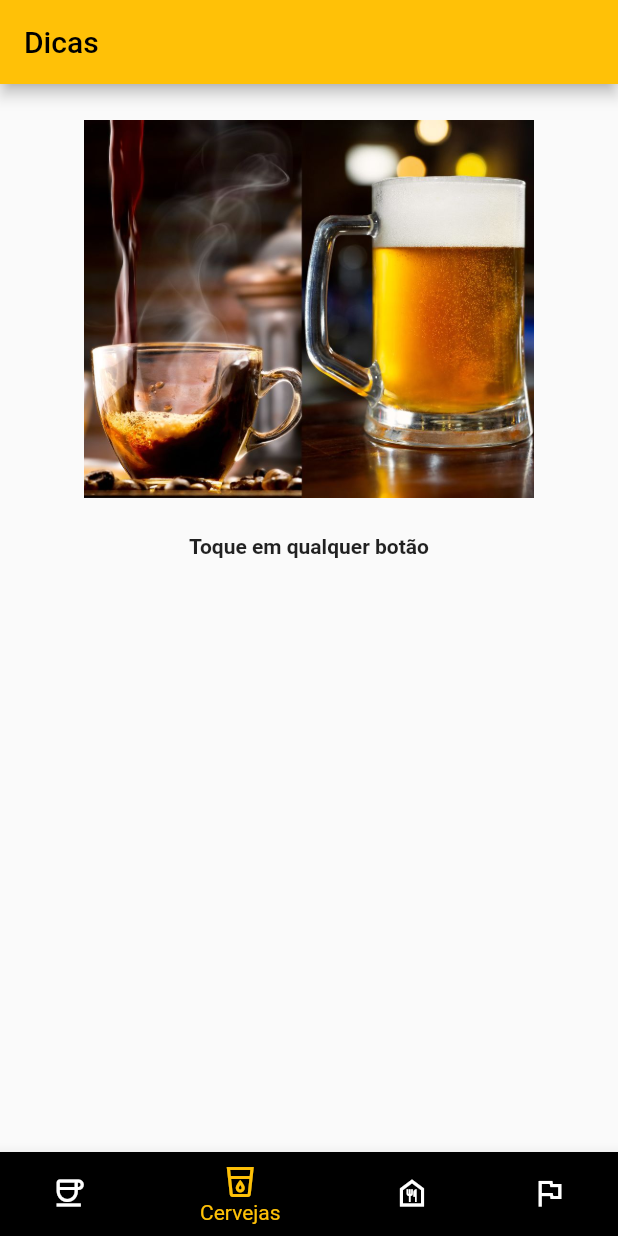
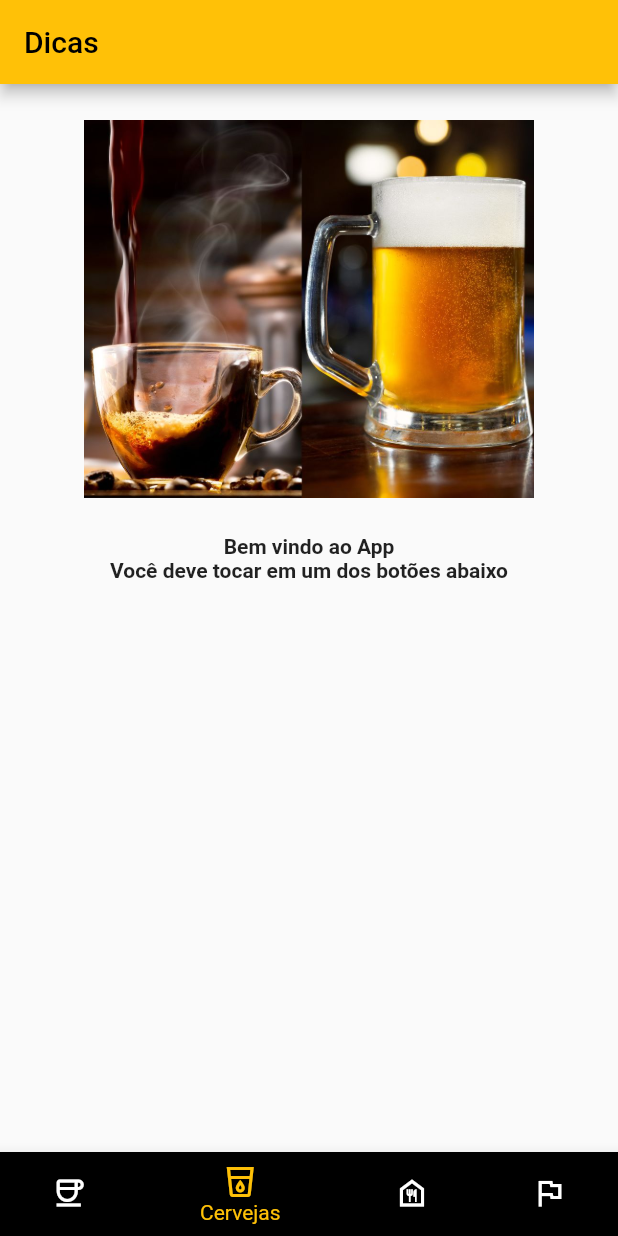
Before and after one commit to quirinof/oopFlutter, a Flutter app: the screen it shows after launch, on a phone screen of 412 x 824 dp. Run offline on Flutter 3.47's test engine with Material 2 defaults, Android fonts, the phone set to English and light mode, and no system bars; our stand-ins replace flutter_hooks; project files that could hold a hidden picture were left out.

Commit message:
finishing recipe8

```diff
--- a/recipe8/lib/main.dart
+++ b/recipe8/lib/main.dart
@@ -27,12 +27,14 @@ class DataService {
     funcoes[index]();
   }
 
+// foram adicionados, em todas as chamadas as api's, os tratamentos de erros
+
   void carregarCafes() {
     var coffeesUri = Uri(
       scheme: 'https',
       host: 'random-data-api.com',
       path: 'api/coffee/random_coffee',
-      queryParameters: {'size': '5'},
+      queryParameters: {'size': '15'},
     );
 
     http.read(coffeesUri).then((jsonString) {
@@ -53,7 +55,7 @@ class DataService {
       scheme: 'https',
       host: 'random-data-api.com',
       path: 'api/beer/random_beer',
-      queryParameters: {'size': '5'},
+      queryParameters: {'size': '15'},
     );
 
     http.read(beersUri).then((jsonString) {
@@ -74,7 +76,7 @@ class DataService {
       scheme: 'https',
       host: 'random-data-api.com',
       path: 'api/food/random_food',
-      queryParameters: {'size': '5'},
+      queryParameters: {'size': '15'},
     );
     try {
       var jsonString = await http.read(foodsUri);
@@ -95,7 +97,7 @@ class DataService {
       scheme: 'https',
       host: 'random-data-api.com',
       path: 'api/nation/random_nation',
-      queryParameters: {'size': '5'},
+      queryParameters: {'size': '15'},
     );
     try {
       var jsonString = await http.read(nationsUri);
@@ -143,19 +145,27 @@ class MyApp extends StatelessWidget {
                     ),
                   ),
                   Text(
-                    "Toque em qualquer botão",
+                    "Bem vindo ao App",
                     style: TextStyle(fontWeight: FontWeight.bold),
-                  )
+                  ),
+                  Text(
+                    "Você deve tocar em um dos botões abaixo",
+                    style: TextStyle(fontWeight: FontWeight.bold),
+                  ),
                 ]);
 
               case TableStatus.loading:
                 return Center(child: CircularProgressIndicator());
 
               case TableStatus.ready:
-                return DataTableWidget(
-                  jsonObjects: value['dataObjects'],
-                  columnNames: value['columnNames'],
-                  propertyNames: value['propertyNames'],
+                return SingleChildScrollView(
+                  child: Center(
+                    child: DataTableWidget(
+                      jsonObjects: value['dataObjects'],
+                      columnNames: value['columnNames'],
+                      propertyNames: value['propertyNames'],
+                    ),
+                  ),
                 );
 
               case TableStatus.error:
```
